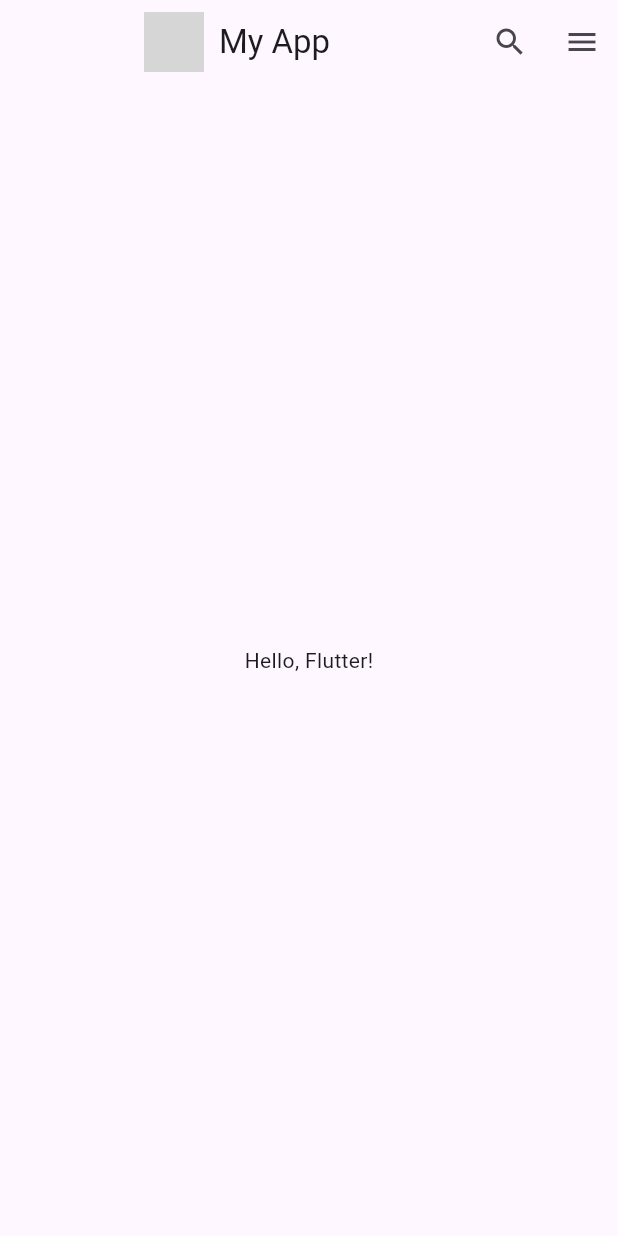
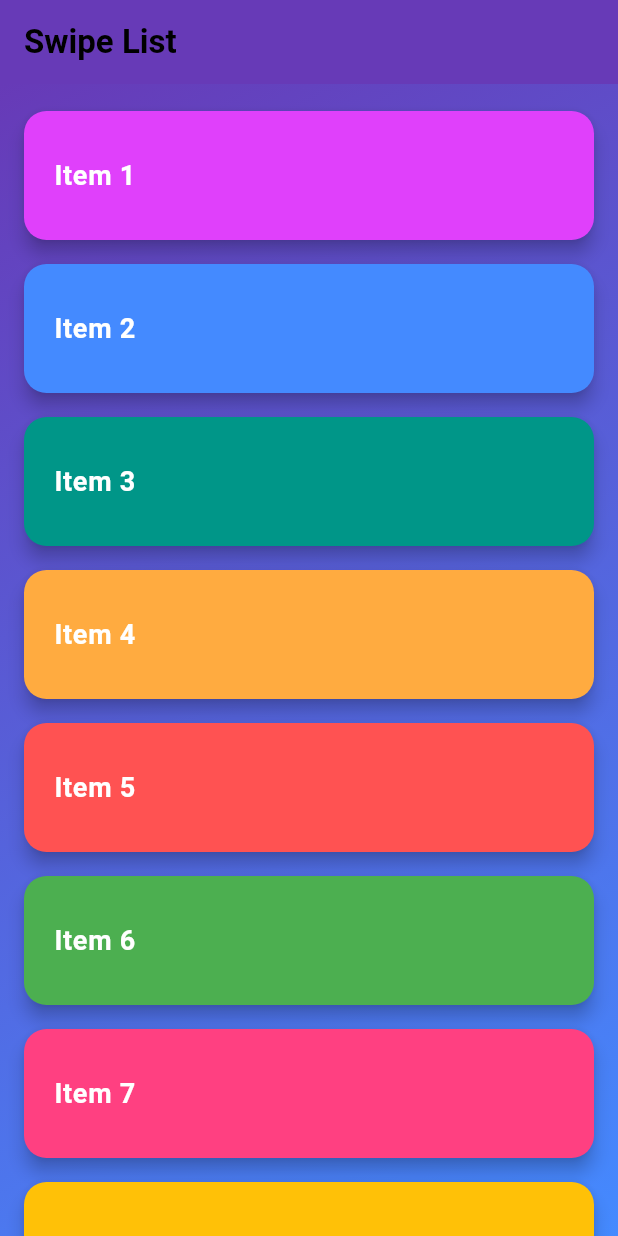
Before and after one commit to turzo1061/tracker_sheet_problems-solved, a Flutter app: the screen it shows after launch, on a phone screen of 412 x 824 dp. Run offline on Flutter 3.47's test engine with Material 3 defaults, Android fonts, the light colour scheme and no system bars; Roboto replaces fonts that are missing (Arial); grey boxes are pictures that could not be loaded.

Commit message:
Problem14

```diff
--- a/tracker_sheet_problems-ec3a87df2a65eda53dead0899a1bc8a41b5bae18/lib/main.dart
+++ b/tracker_sheet_problems-ec3a87df2a65eda53dead0899a1bc8a41b5bae18/lib/main.dart
@@ -8,44 +8,105 @@ class MyApp extends StatelessWidget {
   @override
   Widget build(BuildContext context) {
     return MaterialApp(
-      debugShowCheckedModeBanner: false,
-      home: Scaffold(
-        appBar: CustomAppBar(),
-        body: Center(child: Text("Hello, Flutter!")),
+      title: 'Swipe List',
+      theme: ThemeData(
+        fontFamily: 'Arial',
+        brightness: Brightness.light,
+        colorScheme: ColorScheme.fromSwatch(primarySwatch: Colors.deepPurple),
+      ),
+      home: SwipeListScreen(),
+    );
+  }
+}
+
+class SwipeListScreen extends StatefulWidget {
+  @override
+  _SwipeListScreenState createState() => _SwipeListScreenState();
+}
+
+class _SwipeListScreenState extends State<SwipeListScreen> {
+  List<String> items = List.generate(10, (index) => "Item ${index + 1}");
+  List<Color> colors = [
+    Colors.purpleAccent,
+    Colors.blueAccent,
+    Colors.teal,
+    Colors.orangeAccent,
+    Colors.redAccent,
+    Colors.green,
+    Colors.pinkAccent,
+    Colors.amber,
+    Colors.indigoAccent,
+    Colors.cyan,
+  ];
+
+  @override
+  Widget build(BuildContext context) {
+    return Scaffold(
+      appBar: AppBar(
+        title: Text('Swipe List', style: TextStyle(fontSize: 22, fontWeight: FontWeight.bold)),
+        backgroundColor: Colors.deepPurple,
+        elevation: 5,
+      ),
+      body: Container(
+        decoration: BoxDecoration(
+          gradient: LinearGradient(
+            colors: [Colors.deepPurple, Colors.blueAccent],
+            begin: Alignment.topLeft,
+            end: Alignment.bottomRight,
+          ),
+        ),
+        child: ListView.builder(
+          padding: EdgeInsets.symmetric(vertical: 10),
+          itemCount: items.length,
+          itemBuilder: (context, index) {
+            return Dismissible(
+              key: Key(items[index]),
+              background: Container(
+                decoration: BoxDecoration(
+                  color: Colors.redAccent,
+                  borderRadius: BorderRadius.circular(15),
+                ),
+                alignment: Alignment.centerLeft,
+                padding: EdgeInsets.only(left: 20),
+                child: Icon(Icons.delete, color: Colors.white, size: 30),
+              ),
+              secondaryBackground: Container(
+                decoration: BoxDecoration(
+                  color: Colors.blueAccent,
+                  borderRadius: BorderRadius.circular(15),
+                ),
+                alignment: Alignment.centerRight,
+                padding: EdgeInsets.only(right: 20),
+                child: Icon(Icons.edit, color: Colors.white, size: 30),
+              ),
+              onDismissed: (direction) {
+                if (direction == DismissDirection.startToEnd) {
+                  setState(() {
+                    items.removeAt(index);
+                  });
+                  ScaffoldMessenger.of(context).showSnackBar(SnackBar(content: Text("Deleted")));
+                } else {
+                  ScaffoldMessenger.of(context).showSnackBar(SnackBar(content: Text("Edit option tapped")));
+                }
+              },
+              child: Card(
+                elevation: 5,
+                margin: EdgeInsets.symmetric(horizontal: 16, vertical: 8),
+                shape: RoundedRectangleBorder(borderRadius: BorderRadius.circular(15)),
+                color: colors[index % colors.length],
+                child: ListTile(
+                  title: Text(
+                    items[index],
+                    style: TextStyle(fontSize: 18, fontWeight: FontWeight.bold, color: Colors.white),
+                  ),
+                  tileColor: Colors.transparent,
+                  contentPadding: EdgeInsets.symmetric(horizontal: 20, vertical: 15),
+                ),
+              ),
+            );
+          },
+        ),
       ),
     );
   }
 }
-
-class CustomAppBar extends StatelessWidget implements PreferredSizeWidget {
-  @override
-  Widget build(BuildContext context) {
-    return AppBar(
-      title: Row(
-        mainAxisAlignment: MainAxisAlignment.center,
-        children: [
-          Image.network(
-            'https://plus.unsplash.com/premium_photo-1742945845688-d2e666a3b92a?w=600&auto=format&fit=crop&q=60&ixlib=rb-4.0.3&ixid=M3wxMjA3fDB8MHxmZWF0dXJlZC1waG90b3MtZmVlZHwxfHx8ZW58MHx8fHx8',
-            height: 40,
-          ),
-          SizedBox(width: 10),
-          Text('My App'),
-        ],
-      ),
-      centerTitle: true,
-      actions: [
-        IconButton(
-          icon: Icon(Icons.search),
-          onPressed: () {},
-        ),
-        IconButton(
-          icon: Icon(Icons.menu),
-          onPressed: () {},
-        ),
-      ],
-    );
-  }
-
-  @override
-  Size get preferredSize => Size.fromHeight(kToolbarHeight);
-}
```
